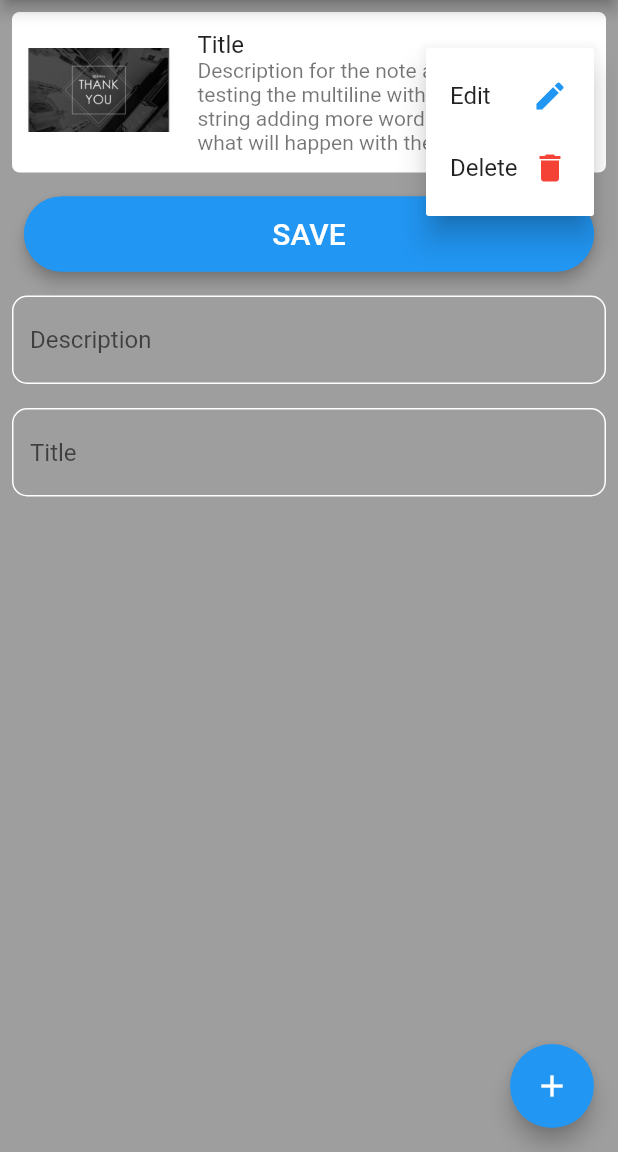
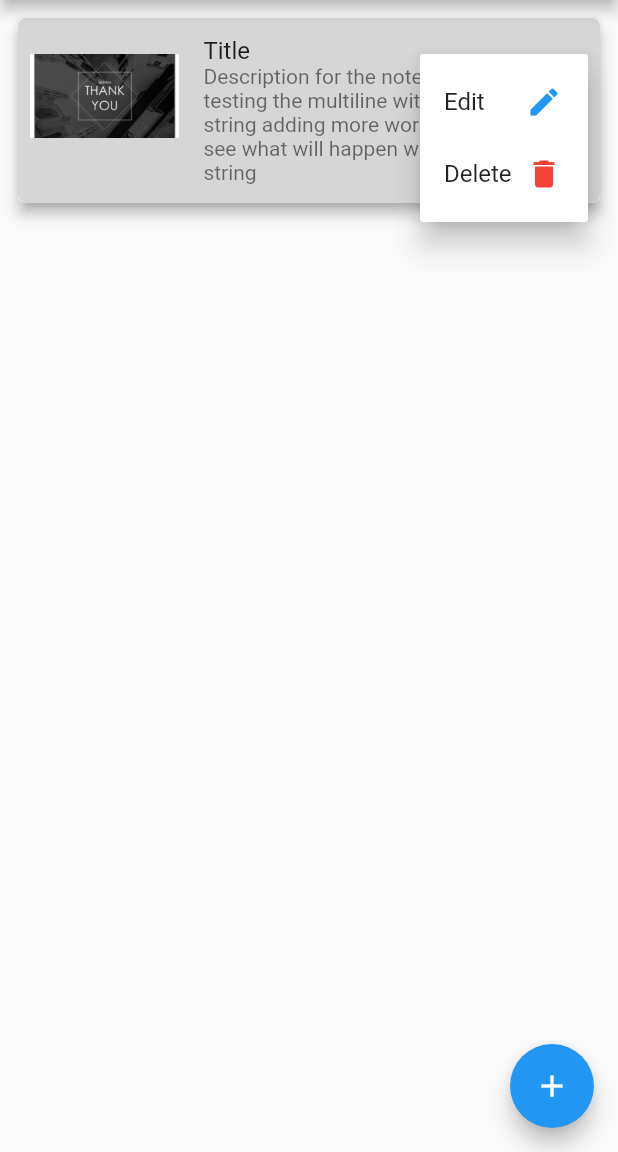
Before and after one commit to mohmdramadn/visual_notes_app, a Flutter app: the screen it shows after launch, after a tap on the "more vert" icon, on a phone screen of 412 x 824 dp, the part 84-1236 px from its top. Run offline on Flutter 3.47's test engine with Material 2 defaults, Android fonts, the phone set to English and light mode, and no system bars.

Commit message:
-Added new widget delete_dialog.dart -Edited file structure -Added new screens new_note_screen.dart & view_note_screen.dart -Added file for constant strings string_constants.dart -Edited look of notes_card.dart

```diff
--- a/lib/main.dart
+++ b/lib/main.dart
@@ -1,5 +1,6 @@
 import 'package:flutter/material.dart';
-import 'package:visual_notes_app/views/home_screen.dart';
+import 'package:visual_notes_app/ui/views/home_screen.dart';
+import 'constants/string_constants.dart' as string_constants;
 
 void main() {
   runApp(const MyApp());
@@ -12,7 +13,7 @@ class MyApp extends StatelessWidget {
   @override
   Widget build(BuildContext context) {
     return MaterialApp(
-      title: 'V-Notes',
+      title: string_constants.appName,
       theme: ThemeData(
         primarySwatch: Colors.blue,
       ),
--- /dev/null
+++ b/lib/ui/views/home_screen.dart
@@ -0,0 +1,33 @@
+import 'package:flutter/material.dart';
+import 'package:visual_notes_app/constants/string_constants.dart' as string_constants;
+import 'package:visual_notes_app/ui/widgets/notes_card.dart';
+
+class HomePage extends StatelessWidget {
+  HomePage({Key? key}) : super(key: key);
+  final _contentController = TextEditingController();
+  final _titleController = TextEditingController();
+
+  @override
+  Widget build(BuildContext context) {
+    return Scaffold(
+      appBar: AppBar(
+        title: const Text(string_constants.appName),
+      ),
+      floatingActionButton: FloatingActionButton(
+        child: const Icon(Icons.add),
+        onPressed: () {
+          //TODO: open the add new note screen
+        },
+      ),
+      body: SafeArea(
+        child: SingleChildScrollView(
+          child: Column(
+            children: const [
+               NoteCard(),
+            ],
+          ),
+        ),
+      ),
+    );
+  }
+}
--- /dev/null
+++ b/lib/ui/widgets/notes_card.dart
@@ -0,0 +1,98 @@
+import 'package:flutter/material.dart';
+import 'package:visual_notes_app/ui/widgets/delete_dialog.dart';
+
+class NoteCard extends StatelessWidget {
+  const NoteCard({Key? key}) : super(key: key);
+
+  //TODO: make the strings come from th DB
+  final String _noteTitle = 'Title';
+  final String _noteDesc =
+      'Description for the note and testing the multiline with this string adding more word to see what will happen with the string';
+
+  @override
+  Widget build(BuildContext context) {
+    return Padding(
+      padding: const EdgeInsets.all(8.0),
+      child: Card(
+        elevation: 4,
+        shadowColor: Colors.grey,
+        child: ListTile(
+          trailing: PopupMenuButton(
+            itemBuilder: (context) {
+              return [
+                PopupMenuItem(
+                  value: 'edit',
+                  child: Row(
+                    children: const [
+                      Expanded(flex: 2, child: Text('Edit')),
+                      Expanded(
+                        flex: 1,
+                        child: Icon(
+                          Icons.edit,
+                          color: Colors.blue,
+                        ),
+                      ),
+                    ],
+                  ),
+                ),
+                PopupMenuItem(
+                  value: 'delete',
+                  child: Row(
+                    children: const [
+                      Expanded(flex: 2, child: Text('Delete')),
+                      Expanded(
+                          flex: 1,
+                          child: Icon(
+                            Icons.delete,
+                            color: Colors.red,
+                          )),
+                    ],
+                  ),
+                )
+              ];
+            },
+            onSelected: (String value) {
+              //TODO: make them navigate to the edit menu or delete item
+              if (value == 'edit')
+                print('1');
+              else {
+                showDialog(
+                    barrierDismissible: true,
+                    context: context,
+                    builder: (BuildContext context) {
+                      //TODO: add functionality to this dialog
+                      return DeleteDialog(
+                        onYesPressed: () {
+                          print('yes is pressed');
+                        },
+                        onCancelPressed: () {
+                          print('cancel is pressed');
+                        },
+                      );
+                    });
+              }
+            },
+          ),
+          shape: RoundedRectangleBorder(
+            borderRadius: BorderRadius.circular(5.0),
+          ),
+          tileColor: Colors.grey[350],
+          leading: SizedBox(
+            height: 100,
+            child: Image.asset(
+              'assets/images/test_pic.jpg',
+              fit: BoxFit.contain,
+            ),
+          ),
+          title: Text(
+            _noteTitle,
+          ),
+          subtitle: Text(
+            _noteDesc,
+          ),
+          contentPadding: const EdgeInsets.all(8.0),
+        ),
+      ),
+    );
+  }
+}
--- a/lib/views/home_screen.dart
+++ /dev/null
@@ -1,89 +0,0 @@
-import 'package:flutter/material.dart';
-import 'package:visual_notes_app/widgets/notes_card.dart';
-import 'package:visual_notes_app/widgets/save_note_btn.dart';
-
-class HomePage extends StatelessWidget {
-  HomePage({Key? key}) : super(key: key);
-  final _contentController = TextEditingController();
-  final _titleController = TextEditingController();
-
-  @override
-  Widget build(BuildContext context) {
-    return Scaffold(
-      backgroundColor: Colors.grey,
-      appBar: AppBar(
-        title: const Text('V-Notes'),
-      ),
-      floatingActionButton: FloatingActionButton(
-        child: const Icon(Icons.add),
-        onPressed: () {
-          //TODO: open the add new note screen
-        },
-      ),
-      body: SafeArea(
-        child: SingleChildScrollView(
-          child: Column(
-            children: [
-              const NoteCard(),
-              SaveNoteButton(
-                height: 50,
-                icon: null,
-                onPressed: () {},
-                color: null,
-                label: 'Save',
-              ),
-              Padding(
-                padding: const EdgeInsets.all(8.0),
-                child: TextFormField(
-                  keyboardType: TextInputType.multiline,
-                  textInputAction: TextInputAction.newline,
-                  maxLines: null,
-                  controller: _contentController,
-                  decoration: InputDecoration(
-                    focusedBorder: OutlineInputBorder(
-                      borderSide: const BorderSide(
-                        color: Colors.white,
-                      ),
-                      borderRadius: BorderRadius.circular(10.0),
-                    ),
-                    enabledBorder: OutlineInputBorder(
-                      borderSide: const BorderSide(
-                        color: Colors.white,
-                      ),
-                      borderRadius: BorderRadius.circular(10.0),
-                    ),
-                    hintText: 'Description',
-                  ),
-                ),
-              ),
-              Padding(
-                padding: const EdgeInsets.all(8.0),
-                child: TextFormField(
-                  keyboardType: TextInputType.text,
-                  textInputAction: TextInputAction.done,
-                  maxLines: null,
-                  controller: _titleController,
-                  decoration: InputDecoration(
-                    focusedBorder: OutlineInputBorder(
-                      borderSide: const BorderSide(
-                        color: Colors.white,
-                      ),
-                      borderRadius: BorderRadius.circular(10.0),
-                    ),
-                    enabledBorder: OutlineInputBorder(
-                      borderSide: const BorderSide(
-                        color: Colors.white,
-                      ),
-                      borderRadius: BorderRadius.circular(10.0),
-                    ),
-                    hintText: 'Title',
-                  ),
-                ),
-              ),
-            ],
-          ),
-        ),
-      ),
-    );
-  }
-}
--- a/lib/widgets/notes_card.dart
+++ /dev/null
@@ -1,76 +0,0 @@
-import 'package:flutter/material.dart';
-
-class NoteCard extends StatelessWidget {
-  const NoteCard({Key? key}) : super(key: key);
-  //TODO: make the strings come from th DB
-  final String _noteTitle = 'Title';
-  final String _noteDesc =
-      'Description for the note and testing the multiline with this string adding more word to see what will happen with the string';
-
-  @override
-  Widget build(BuildContext context) {
-    return Padding(
-      padding: const EdgeInsets.all(8.0),
-      child: ListTile(
-        trailing: PopupMenuButton(
-          itemBuilder: (context) {
-            return [
-              PopupMenuItem(
-                value: 'edit',
-                child: Row(
-                  children: const [
-                    Expanded(flex: 2, child: Text('Edit')),
-                    Expanded(
-                      flex: 1,
-                      child: Icon(
-                        Icons.edit,
-                        color: Colors.blue,
-                      ),
-                    ),
-                  ],
-                ),
-              ),
-              PopupMenuItem(
-                value: 'delete',
-                child: Row(
-                  children: const [
-                    Expanded(flex: 2, child: Text('Delete')),
-                    Expanded(
-                        flex: 1,
-                        child: Icon(
-                          Icons.delete,
-                          color: Colors.red,
-                        )),
-                  ],
-                ),
-              )
-            ];
-          },
-          onSelected: (String value) {
-            //TODO: make them navigate to the edit menu or delete item
-            if(value == 'edit') print('1');
-            else print('2');
-          },
-        ),
-        shape: RoundedRectangleBorder(
-          borderRadius: BorderRadius.circular(5.0),
-        ),
-        tileColor: Colors.white,
-        leading: SizedBox(
-          height: 100,
-          child: Image.asset(
-            'assets/test_pic.jpg',
-            fit: BoxFit.contain,
-          ),
-        ),
-        title: Text(
-          _noteTitle,
-        ),
-        subtitle: Text(
-          _noteDesc,
-        ),
-        contentPadding: const EdgeInsets.all(8.0),
-      ),
-    );
-  }
-}
--- a/pubspec.yaml
+++ b/pubspec.yaml
@@ -63,7 +63,8 @@ flutter:
 
   # To add assets to your application, add an assets section, like this:
   assets:
-    - assets/test_pic.jpg
+    - assets/images/test_pic.jpg
+
 
 
 
```
Also changed, not shown: lib/constants/string_constants.dart (added, +7 -0 lines), lib/database/notes_database.dart (+90 -88 lines), lib/ui/widgets/delete_dialog.dart (added, +34 -0 lines), assets/images/test_pic.jpg (renamed from assets/test_pic.jpg), lib/ui/views/new_note_screen.dart (added), lib/ui/views/view_note_screen.dart (added), lib/ui/widgets/save_note_btn.dart (renamed from lib/widgets/save_note_btn.dart).
